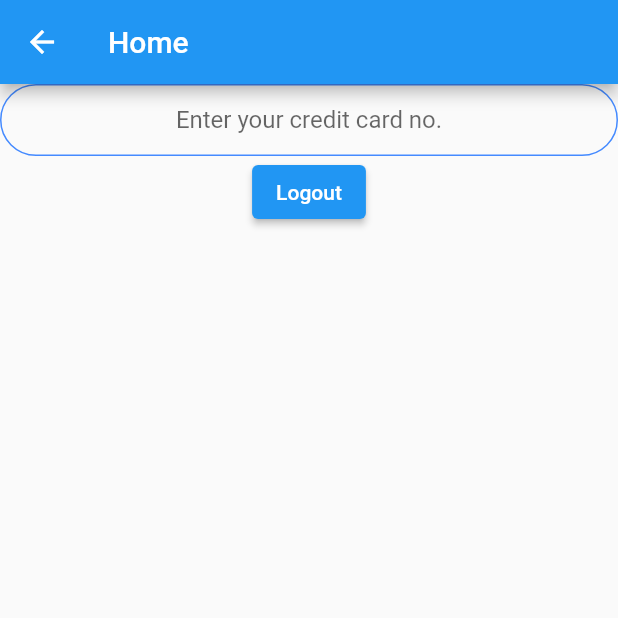
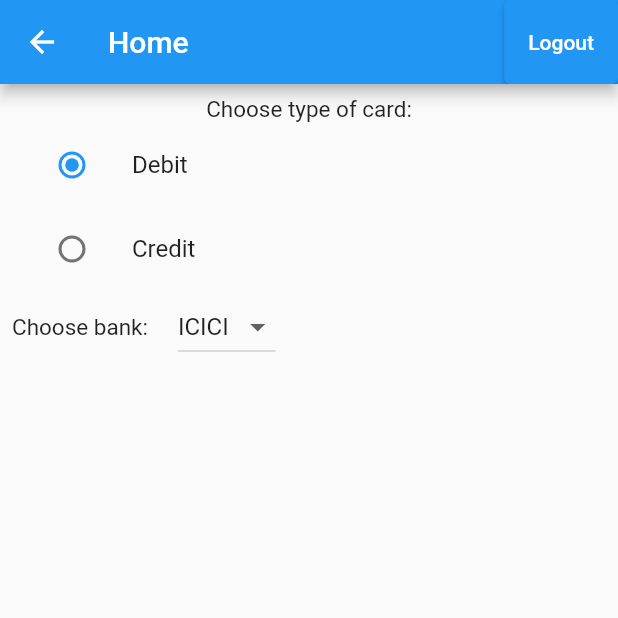
Before and after one commit to ctrlv21/bread-n-flutter, a Flutter app: the Home screen opened directly, on a phone screen of 412 x 824 dp, the top half of it. Run offline on Flutter 3.47's test engine with Material 2 defaults, Android fonts, the light colour scheme and no system bars; our stand-ins replace animated_text_kit, firebase_auth, firebase_core, image_picker; missing offline and left inert: google_ml_kit, modal_progress_hud_alt; accounts and stored records are empty.

Commit message:
filter for cards

```diff
--- a/lib/Screens/Home.dart
+++ b/lib/Screens/Home.dart
@@ -1,41 +1,102 @@
+// ignore_for_file: prefer_const_constructors
+
 import 'package:fnb/Screens/welcome_screen.dart';
 import 'package:flutter/material.dart';
 import 'package:firebase_auth/firebase_auth.dart';
 import 'package:fnb/constants.dart';
-class Home extends StatelessWidget {
 
-  String cc="";
+enum SingingCharacter { debit, credit }
+
+class Home extends StatefulWidget {
+  @override
+  State<Home> createState() => _HomeState();
+}
+
+class _HomeState extends State<Home> {
+  String cc = "";
+  String dropValue = "ICICI";
   final FirebaseAuth _auth = FirebaseAuth.instance;
-
+  SingingCharacter? _character = SingingCharacter.debit;
   @override
   Widget build(BuildContext context) {
     return Scaffold(
-      appBar: AppBar(
-        title: Text("Home"),
-      ),
-      body: Column(
-        children: [
-          TextField(
-            obscureText: true,
-            obscuringCharacter: '*',
-            textAlign: TextAlign.center,
-            onChanged: (value) {
-              cc = value;
-            },
-            decoration: kTextFieldDecoration.copyWith(hintText: 'Enter your credit card no.'),
-          ),
-          Center(
-            child: ElevatedButton(
+        appBar: AppBar(
+          title: Text("Home"),
+          actions: [
+            ElevatedButton(
               child: Text("Logout"),
-              onPressed: (){
+              onPressed: () {
                 _auth.signOut();
                 print("Signout");
-                Navigator.push(context,MaterialPageRoute(builder: (context)=>WelcomeScreen()));
+                Navigator.push(context,
+                    MaterialPageRoute(builder: (context) => WelcomeScreen()));
               },
             ),
+          ],
+        ),
+        body: Padding(
+          padding: const EdgeInsets.all(8.0),
+          child: Column(
+            mainAxisAlignment: MainAxisAlignment.start,
+            children: [
+              Text(
+                "Choose type of card:",
+                style: TextStyle(fontSize: 15),
+              ),
+              ListTile(
+                title: const Text('Debit'),
+                leading: Radio<SingingCharacter>(
+                  value: SingingCharacter.debit,
+                  groupValue: _character,
+                  onChanged: (SingingCharacter? value) {
+                    setState(() {
+                      _character = value;
+                    });
+                  },
+                ),
+              ),
+              ListTile(
+                title: const Text('Credit'),
+                leading: Radio<SingingCharacter>(
+                  value: SingingCharacter.credit,
+                  groupValue: _character,
+                  onChanged: (SingingCharacter? value) {
+                    setState(() {
+                      _character = value;
+                    });
+                  },
+                ),
+              ),
+              Row(
+                children: [
+                  Text(
+                    "Choose bank:",
+                    style: TextStyle(fontSize: 15),
+                  ),
+                  SizedBox(
+                    width: 20,
+                  ),
+                  DropdownButton<String>(
+                    value: dropValue,
+                    items: <String>['ICICI', 'Axis', 'HDFC', 'PNB']
+                        .map((String value) {
+                      return DropdownMenuItem<String>(
+                        value: value,
+                        child: Text(
+                          value,
+                        ),
+                      );
+                    }).toList(),
+                    onChanged: (val) {
+                      setState(() {
+                        dropValue = val!;
+                      });
+                    },
+                  ),
+                ],
+              )
+            ],
           ),
-        ],
-      )
-    );
+        ));
   }
 }
--- a/lib/main.dart
+++ b/lib/main.dart
@@ -1,3 +1,4 @@
+import 'package:fnb/Screens/Home.dart';
 import 'package:fnb/Screens/wrapper.dart';
 import 'package:flutter/material.dart';
 import 'package:fnb/Screens/welcome_screen.dart';
@@ -27,7 +28,7 @@
         RegistrationScreen.id: (context)=>RegistrationScreen(),
         // ChatScreen.id: (context)=>ChatScreen(),
       },
-      home: Wrapper(),
+      home: Home(),
     );
   }
 }
```
